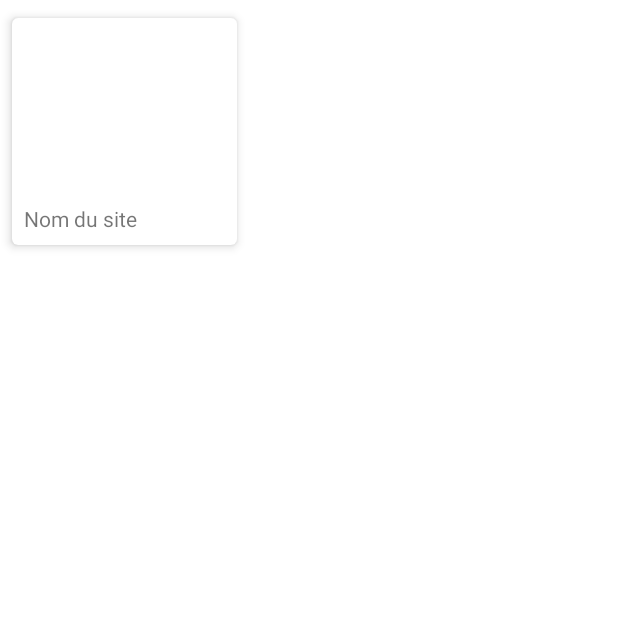
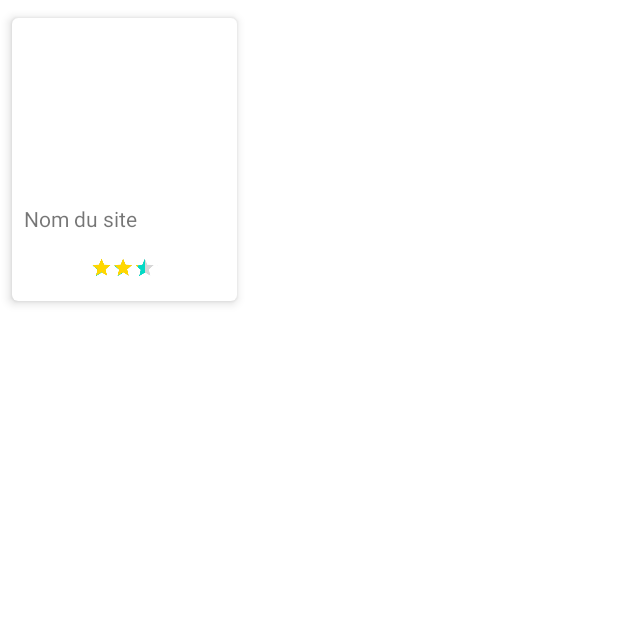
Before and after one commit to mendrika-ops/P10-Master-ETU1278-ETU1305-Mobile, an Android app: the fragment SiteCard shown on its own in the app's theme, on a phone screen of 412 x 824 dp, the top half of it. Run offline under Robolectric (Android 15) with nearby library versions, the phone set to English and light mode, and no system bars; network calls fail; Roboto replaces fonts that are not available here; 2 statements that could not run were skipped.

Commit message:
[Detai - Aster] ajust

```diff
--- a/Tongasoa/app/src/main/res/layout/fragment_site_card.xml
+++ b/Tongasoa/app/src/main/res/layout/fragment_site_card.xml
@@ -34,7 +34,23 @@
                 android:paddingStart="8dp"
                 android:paddingTop="4dp"
                 android:paddingEnd="8dp"
-                android:paddingBottom="8dp" />
+                android:paddingBottom="0dp"
+                />
+
+            <LinearLayout
+                android:layout_width="match_parent"
+                android:layout_height="match_parent"
+                android:orientation="vertical">
+
+                <RatingBar
+                    android:id="@+id/ratingBar3"
+                    android:layout_width="wrap_content"
+                    android:layout_height="45dp"
+                    android:progressTint="@color/yellow"
+                    android:rating="3.5"
+                    android:scaleX=".3"
+                    android:scaleY=".3" />
+            </LinearLayout>
 
         </LinearLayout>
 
--- a/Tongasoa/app/src/main/res/values/colors.xml
+++ b/Tongasoa/app/src/main/res/values/colors.xml
@@ -8,4 +8,5 @@
     <color name="teal_700">#FF018786</color>
     <color name="black">#FF000000</color>
     <color name="white">#FFFFFFFF</color>
+    <color name="yellow">#FFD700</color>
 </resources>
```
Also changed, not shown: Tongasoa/app/src/main/res/layout/fragment_site_page.xml (+6 -2 lines).
